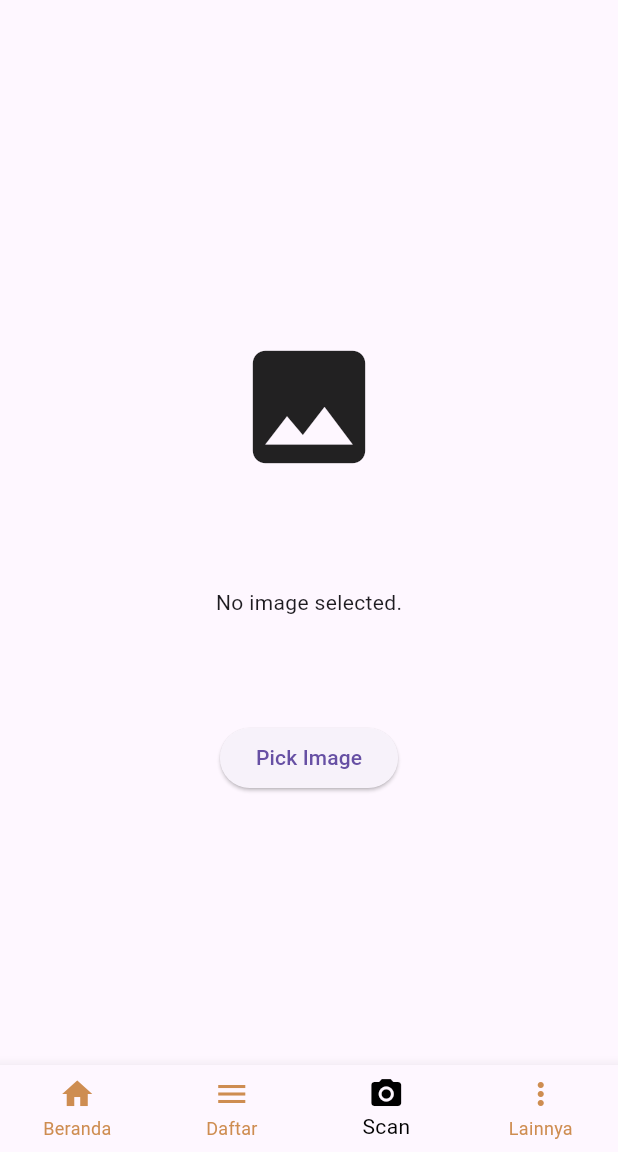
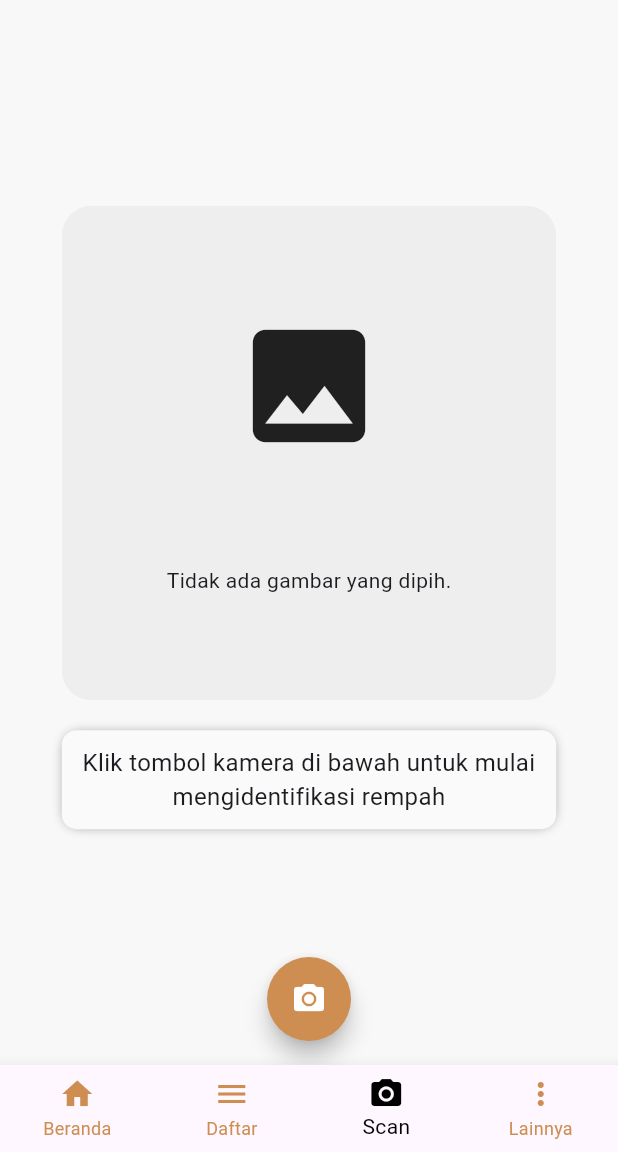
Before and after one commit to karuniaperjuangan/rempahsisv2, a Flutter app: the screen it shows after launch, item 3 of the bottom bar chosen, on a phone screen of 412 x 824 dp, the part 84-1236 px from its top. Run offline on Flutter 3.47's test engine with Material 3 defaults, Android fonts, the light colour scheme and no system bars; our stand-ins replace expandable, flutter_markdown, get, google_fonts, image_picker, shared_preferences; missing offline and left inert: onnxruntime; network calls fail.

Commit message:
add info for classification

```diff
--- a/lib/app/components/appbar/rempah_sis_appbar.dart
+++ b/lib/app/components/appbar/rempah_sis_appbar.dart
@@ -7,6 +7,7 @@ AppBar RempahSISAppbar() {
     elevation: 0,
     centerTitle: true,
     title: Row(
+      mainAxisSize: MainAxisSize.min,
       mainAxisAlignment: MainAxisAlignment.center,
       children: [
         Image(
@@ -15,7 +16,12 @@ AppBar RempahSISAppbar() {
         ),
         SizedBox(width: 10,),
         Text("REMPAHSIS",
-        style: GoogleFonts.bebasNeue(fontSize: 24, color: Colors.white, fontWeight: FontWeight.w600)
+        style: GoogleFonts.bebasNeue(fontSize: 24, color: Colors.white, fontWeight: FontWeight.w600),
+                    textHeightBehavior: const TextHeightBehavior(
+              applyHeightToFirstAscent: true,
+              applyHeightToLastDescent: true,
+              leadingDistribution: TextLeadingDistribution.even,
+            ),
         )
       ],
     ),
--- /dev/null
+++ b/lib/app/constant/colors.dart
@@ -0,0 +1,11 @@
+
+
+import 'package:flutter/services.dart';
+
+class RempahSISColor{
+
+  static const lightGrey = Color(0xffF8F8F8);
+  static const grey = Color(0xffE5E5E5);
+  static const darkBrown = Color(0xff865439);
+  static const lightBrown = Color(0xffCE8D51);
+}
--- a/lib/app/modules/article_page/views/article_page_view.dart
+++ b/lib/app/modules/article_page/views/article_page_view.dart
@@ -2,6 +2,7 @@ import 'package:flutter/material.dart';
 import 'package:flutter_markdown/flutter_markdown.dart';
 
 import 'package:get/get.dart';
+import 'package:myapp/app/components/appbar/rempah_sis_appbar.dart';
 
 import '../controllers/article_page_controller.dart';
 
@@ -11,9 +12,7 @@ class ArticlePageView extends GetView<ArticlePageController> {
   @override
   Widget build(BuildContext context) {
     return Scaffold(
-      appBar: AppBar(
-        centerTitle: true,
-      ),
+      appBar: RempahSISAppbar(),
       body: Center(
         child: Obx(() => SingleChildScrollView(
           child: SizedBox(
--- a/lib/app/modules/home/views/about_view.dart
+++ b/lib/app/modules/home/views/about_view.dart
@@ -1,7 +1,6 @@
 import 'package:flutter/material.dart';
 
 import 'package:get/get.dart';
-import 'package:google_fonts/google_fonts.dart';
 import 'package:myapp/app/components/appbar/rempah_sis_appbar.dart';
 
 class AboutView extends GetView {
--- a/lib/app/modules/image_scan/controllers/image_scan_controller.dart
+++ b/lib/app/modules/image_scan/controllers/image_scan_controller.dart
@@ -5,6 +5,8 @@ import 'package:flutter/services.dart';
 import 'package:get/get.dart';
 import 'package:image/image.dart';
 import 'package:image_picker/image_picker.dart';
+import 'package:myapp/app/models/rempah.dart';
+import 'package:myapp/utils/fetch_rempah.dart';
 import 'package:onnxruntime/onnxruntime.dart';
 import 'dart:io';
 
@@ -12,21 +14,26 @@ class ImageScanController extends GetxController {
   final count = 0.obs;
   final imagePath = ''.obs;
   final classificationResult = ''.obs;
-
+  final classificationDescription = ''.obs;
   final ImagePicker _picker = ImagePicker();
 
 
   void increment() => count.value++;
 
-  Future<void> pickImage() async {
-    final XFile? image = await _picker.pickImage(source: ImageSource.gallery);
+  Future<void> pickImage({bool fromCamera=false}) async {
+    final XFile? image = await _picker.pickImage(source: fromCamera ? ImageSource.camera : ImageSource.gallery);
+    final List<Rempah> rempahs = await loadRempahJSON('assets/rempah.json');
     if (image != null) {
       imagePath.value = image.path;
-      classifyImage(File(image.path));
+      final maxIndex = await classifyImage(File(image.path));
+      if (maxIndex != null) {
+        classificationResult.value = rempahs.firstWhere((element) => element.id == maxIndex).namaRempah;
+        classificationDescription.value = rempahs.firstWhere((element) => element.id == maxIndex).ikhtisar;
+      }
     }
   }
 
-    Future<void> classifyImage(File image) async {
+    Future<int?> classifyImage(File image) async {
     // Load the ONNX model from the assets folder
     const path = 'assets/best.onnx';
     final rawAssetFile = await rootBundle.load(path);
@@ -59,8 +66,9 @@ class ImageScanController extends GetxController {
     // If the maximum value in the output data is less than 0.4, the model is unsure
     final maxValue = outputData.reduce((a, b) => a > b ? a : b);
     if (maxValue < 0.4) {
-      classificationResult.value = 'Unsure';
-      return;
+      classificationResult.value = 'Rempah tidak terdeteksi';
+      classificationDescription.value = '';
+      return null;
     }
     // Get the index of the maximum value in the output data
     final maxIndex = outputData.indexWhere((element) => element == maxValue);
@@ -71,9 +79,7 @@ class ImageScanController extends GetxController {
 
     // Decode the JSON file to a map
     final Map<String, dynamic> map = jsonDecode(json);
-
-    // Update the classification result with the label corresponding to the max index
-    classificationResult.value = map[maxIndex.toString()];
+    return map[maxIndex.toString()];
   }
 
   Future<List<double>> imageToFloatTensor(File image) async {
--- a/lib/app/modules/image_scan/views/image_scan_view.dart
+++ b/lib/app/modules/image_scan/views/image_scan_view.dart
@@ -4,6 +4,7 @@ import 'package:flutter/material.dart';
 
 import 'package:get/get.dart';
 import 'package:myapp/app/components/appbar/rempah_sis_appbar.dart';
+import 'package:myapp/app/constant/colors.dart';
 
 import '../controllers/image_scan_controller.dart';
 
@@ -13,23 +14,28 @@ class ImageScanView extends GetView<ImageScanController> {
   Widget build(BuildContext context) {
     return Scaffold(
       appBar: RempahSISAppbar(),
-      body: Center(
+      body: Container(
+        alignment: Alignment.topCenter,
+        color: RempahSISColor.lightGrey,
         child: Column(
           mainAxisAlignment: MainAxisAlignment.center,
           children: [
-            Container(
+            ClipRRect(
+              borderRadius: BorderRadius.circular(20),
+              child: Container(
                 width: MediaQuery.of(context).size.width * 0.8,
                 height: MediaQuery.of(context).size.width * 0.8,
                 alignment: Alignment.center,
                 decoration: BoxDecoration(
-                borderRadius: BorderRadius.circular(10),
+                  color: Colors.grey[200],
                 ),
-              child: Obx(()=> controller.imagePath.value.isEmpty
+                child: Obx(
+                  () => controller.imagePath.value.isEmpty
                       ? Column(
                           mainAxisAlignment: MainAxisAlignment.spaceEvenly,
                           children: [
                             const Icon(Icons.image, size: 100),
-                      const Text('No image selected.'),
+                            const Text('Tidak ada gambar yang dipih.'),
                           ],
                         )
                       : Image.file(
@@ -40,16 +46,89 @@ class ImageScanView extends GetView<ImageScanController> {
                         ),
                 ),
               ),
-            ElevatedButton(onPressed: (){
-              controller.pickImage();
-            }, child: const Text('Pick Image')),
-            Obx(()=> Text(
-              controller.classificationResult.value,
-              style: TextStyle(fontSize: 20),
+            ),
+            SizedBox(height: 20),
+            ShadowedContainer(
+              child: Obx(() => Text(
+                    controller.classificationResult.value.isEmpty
+                        ? 'Klik tombol kamera di bawah untuk mulai mengidentifikasi rempah'
+                        : controller.classificationResult.value,
+                    style: TextStyle(fontSize: 16),
+                    textAlign: TextAlign.center,
                   )),
+            ),
+            SizedBox(height: 20),
+            Obx(()=> controller.classificationDescription.isNotEmpty? ShadowedContainer(
+              child: Text(
+                controller.classificationDescription.value,
+                style: TextStyle(fontSize: 12),
+                textAlign: TextAlign.justify,
+              ),
+            ):SizedBox()),
           ],
         ),
       ),
+      floatingActionButton: FloatingActionButton(
+        shape: RoundedRectangleBorder(
+          borderRadius: BorderRadius.circular(9999),
+        ),
+        backgroundColor: RempahSISColor.lightBrown,
+        onPressed: () {
+          showModalBottomSheet(
+            context: context,
+            builder: (BuildContext context) {
+              return Wrap(
+                children: <Widget>[
+                  ListTile(
+                    leading: const Icon(Icons.camera_alt),
+                    title: const Text('Camera'),
+                    onTap: () {
+                      Navigator.pop(context);
+                      controller.pickImage(fromCamera: true);
+                    },
+                  ),
+                  ListTile(
+                    leading: const Icon(Icons.photo_library),
+                    title: const Text('Gallery'),
+                    onTap: () {
+                      Navigator.pop(context);
+                      controller.pickImage(fromCamera: false);
+                    },
+                  ),
+                ],
+              );
+            },
+          );
+        },
+        child: const Icon(color: Colors.white, Icons.camera_alt),
+      ),
+      floatingActionButtonLocation: FloatingActionButtonLocation.centerFloat,
     );
   }
 }
+
+class ShadowedContainer extends StatelessWidget {
+  const ShadowedContainer({super.key, required this.child});
+
+  final Widget child;
+
+  @override
+  Widget build(BuildContext context) {
+    return Container(
+      width: MediaQuery.of(context).size.width * 0.8,
+      padding: const EdgeInsets.all(10),
+      decoration: BoxDecoration(
+        color: Colors.grey[50],
+        borderRadius: BorderRadius.circular(10),
+        boxShadow: [
+          BoxShadow(
+            color: Colors.black.withOpacity(0.4),
+            blurRadius: 6,
+            spreadRadius: -2,
+          )
+        ],
+      ),
+      child: child,
+    );
+  }
+}
--- a/lib/app/modules/list_rempah/views/list_rempah_view.dart
+++ b/lib/app/modules/list_rempah/views/list_rempah_view.dart
@@ -1,9 +1,6 @@
 import 'package:flutter/material.dart';
-import 'package:flutter_markdown/flutter_markdown.dart';
-
 import 'package:get/get.dart';
 import 'package:myapp/app/components/card/rempah_item_card.dart';
-import 'package:myapp/app/models/rempah.dart';
 
 import '../controllers/list_rempah_controller.dart';
 
--- a/lib/app/modules/rempah_detail/views/rempah_detail_view.dart
+++ b/lib/app/modules/rempah_detail/views/rempah_detail_view.dart
@@ -5,6 +5,7 @@ import 'package:flutter/material.dart';
 import 'package:flutter_markdown/flutter_markdown.dart';
 
 import 'package:get/get.dart';
+import 'package:myapp/app/components/appbar/rempah_sis_appbar.dart';
 
 import '../controllers/rempah_detail_controller.dart';
 
@@ -14,6 +15,7 @@ class RempahDetailView extends GetView<RempahDetailController> {
  @override
   Widget build(BuildContext context) => Scaffold(
       backgroundColor: Color(0xffF5F5F5),
+      appBar: RempahSISAppbar(),
       body: SingleChildScrollView(
         child: Obx(()=> Container(
                   decoration: BoxDecoration(
--- a/lib/main.dart
+++ b/lib/main.dart
@@ -13,6 +13,10 @@ void main() async {
       title: "Application",
       initialRoute: AppPages.INITIAL,
       getPages: AppPages.routes,
+      theme: ThemeData(
+        primarySwatch: Colors.brown,
+        visualDensity: VisualDensity.adaptivePlatformDensity,
+      ),
     ),
   );
 }
```
Also changed, not shown: assets/rempahsis_model_map.json (+35 -1 lines), lib/app/modules/list_rempah/controllers/list_rempah_controller.dart (+1 -22 lines), lib/utils/fetch_rempah.dart (added, +7 -0 lines). Lines whose indentation alone changed are shown as unchanged.
